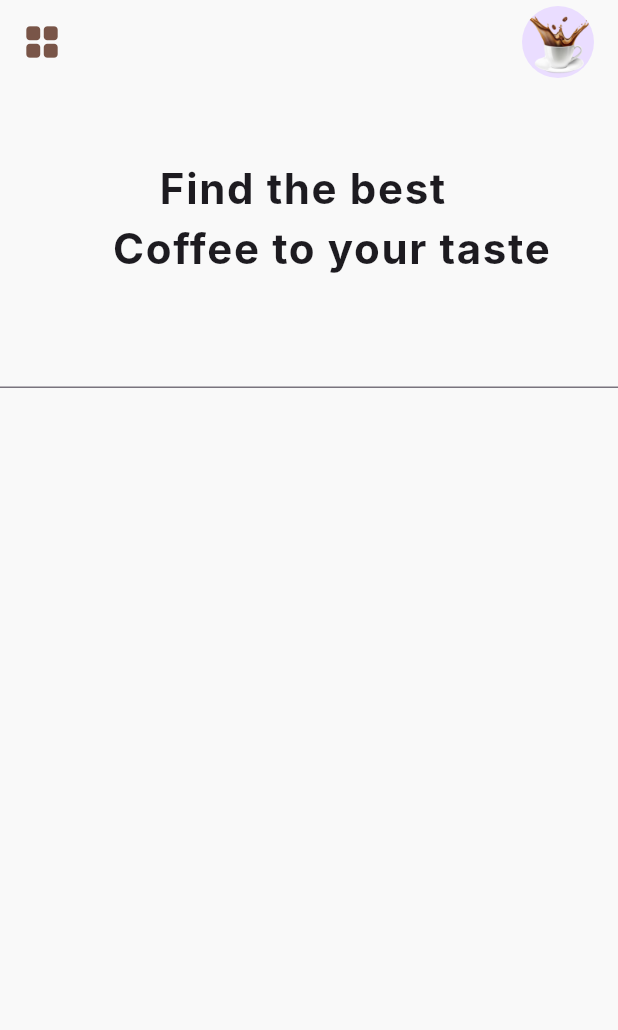
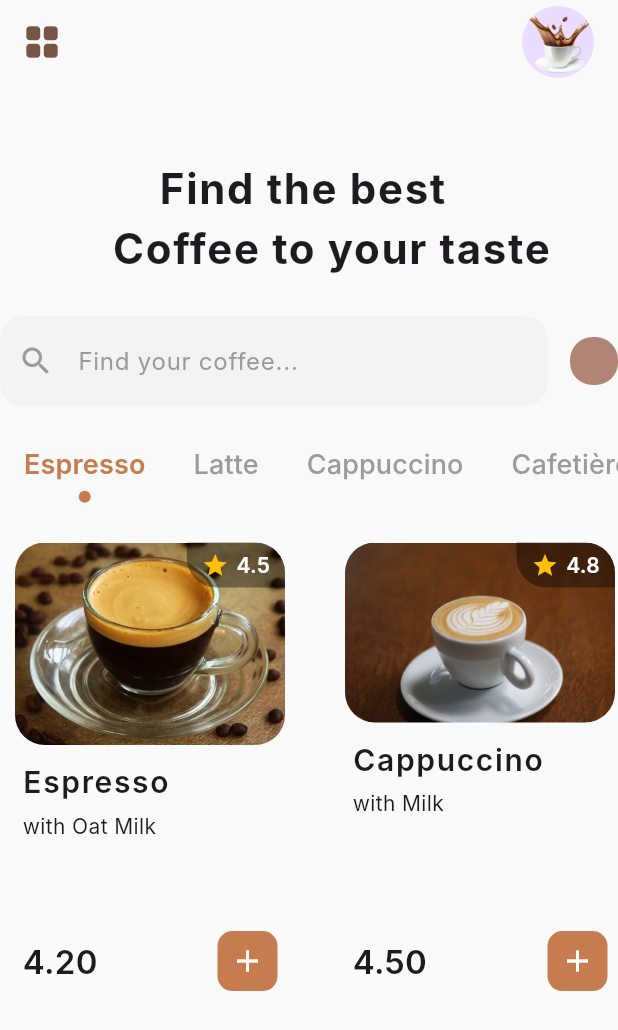
Before and after one commit to CSI-Trainees-25/soumya_2410208_apptask2, a Flutter app: the screen it shows after launch, after a tap on "Dive In ⟶", on a phone screen of 412 x 824 dp. Shown: the top 1030 px of the screen. Run offline on Flutter 3.47's test engine with Material 3 defaults, Android fonts, the phone set to English and light mode, and no system bars; Roboto replaces fonts that are missing (Inter).

Commit message:
created coffe cards

```diff
--- a/lib/Screens/cards.dart
+++ b/lib/Screens/cards.dart
@@ -25,7 +25,7 @@ class _coffeecardsState extends State<coffeecards> {
     return SingleChildScrollView(
       child: Container(
         width: 200,
-        height: 200,
+        height: 324,
         decoration: BoxDecoration(
           color: Colors.white10,
           borderRadius: BorderRadius.circular(25),
@@ -44,7 +44,7 @@ class _coffeecardsState extends State<coffeecards> {
                 ),
                 Positioned(
                   top: 10,
-                  left: 10,
+                  right: 10,
                   child: Container(
                     padding: const EdgeInsets.symmetric(
                       horizontal: 10,
@@ -53,8 +53,8 @@ class _coffeecardsState extends State<coffeecards> {
                     decoration: BoxDecoration(
                       color: Colors.black.withOpacity(0.4),
                       borderRadius: const BorderRadius.only(
-                        topLeft: Radius.circular(20),
-                        bottomRight: Radius.circular(20),
+                        topRight: Radius.circular(20),
+                        bottomLeft: Radius.circular(20),
                       ),
                     ),
                     child: Row(
--- /dev/null
+++ b/lib/Screens/clipper.dart
@@ -0,0 +1,12 @@
+import 'package:flutter/material.dart';
+
+class SearchClipper extends CustomClipper<Path> {
+  @override
+  Path getClip(Size size) {
+    // TODO: implement getClip
+    throw UnimplementedError();
+  }
+
+  @override
+  bool shouldReclip(covariant CustomClipper<Path> oldClipper) => false;
+}
--- a/lib/Screens/home_screen.dart
+++ b/lib/Screens/home_screen.dart
@@ -1,4 +1,5 @@
 import 'cards.dart';
+import 'clipper.dart';
 
 import 'package:flutter/material.dart';
 
@@ -9,7 +10,20 @@ class HomeScreen extends StatefulWidget {
   State<HomeScreen> createState() => _HomeScreenState();
 }
 
-class _HomeScreenState extends State<HomeScreen> {
+class _HomeScreenState extends State<HomeScreen> with TickerProviderStateMixin {
+  late final TabController _tabController;
+  @override
+  void initState() {
+    super.initState();
+    _tabController = TabController(length: 4, vsync: this);
+  }
+
+  @override
+  void dispose() {
+    _tabController.dispose();
+    super.dispose();
+  }
+
   @override
   Widget build(BuildContext context) {
     final screenHeight = MediaQuery.of(context).size.height;
@@ -60,13 +74,134 @@ class _HomeScreenState extends State<HomeScreen> {
             ),
             SizedBox(height: screenHeight * 0.03),
             _buildSearchBar(),
+            SizedBox(height: screenHeight * 0.02),
+            _buildCategoryBar(),
+            SizedBox(height: screenHeight * 0.02),
+            _buildCoffeeList(screenHeight),
           ],
         ),
       ),
     );
   }
 
-  _buildSearchBar() {
-    return Row(children: [Expanded(child: TextField())]);
+  Widget _buildSearchBar() {
+    return Row(
+      children: [
+        Expanded(
+          child: TextField(
+            decoration: InputDecoration(
+              hintText: 'Find your coffee...',
+              hintStyle: const TextStyle(color: Color(0xFF9B9B9B)),
+              prefixIcon: const Icon(Icons.search, color: Color(0xFF9B9B9B)),
+              filled: true,
+              fillColor: const Color(0xFFF3F3F3),
+              border: OutlineInputBorder(
+                borderRadius: BorderRadius.circular(15),
+                borderSide: BorderSide.none,
+              ),
+              contentPadding: const EdgeInsets.symmetric(vertical: 18),
+            ),
+          ),
+        ),
+        const SizedBox(width: 15),
+        Container(
+          padding: const EdgeInsets.all(16),
+          decoration: BoxDecoration(
+            color: const Color.fromARGB(255, 176, 133, 118),
+            borderRadius: BorderRadius.circular(15),
+          ),
+          child: ClipPath(clipper: SearchClipper()),
+        ),
+      ],
+    );
+  }
+
+  Widget _buildCoffeeList(double screenHeight) {
+    return SizedBox(
+      height: screenHeight * 0.38,
+      child: ListView(
+        scrollDirection: Axis.horizontal,
+        clipBehavior: Clip.none,
+        children: [
+          coffeecards(
+            imagepath: 'Assets/Images/image copy 2.png',
+            title: 'Espresso',
+            Subtitle: 'with Oat Milk',
+            price: '4.20',
+            Rating: '4.5',
+          ),
+          SizedBox(width: 20),
+          coffeecards(
+            imagepath: 'Assets/Images/image copy.png',
+            title: 'Cappuccino',
+            Subtitle: 'with Milk',
+            price: '4.50',
+            Rating: '4.8',
+          ),
+          SizedBox(width: 20),
+          coffeecards(
+            imagepath: 'Assets/Images/image.png',
+            title: 'Latte',
+            Subtitle: 'with Almond Milk',
+            price: '4.80',
+            Rating: '4.7',
+          ),
+        ],
+      ),
+    );
+  }
+
+  Widget _buildCategoryBar() {
+    return TabBar(
+      controller: _tabController,
+      isScrollable: true,
+      labelColor: const Color(0xFFC67C4E),
+      unselectedLabelColor: const Color(0xFF9B9B9B),
+      labelStyle: const TextStyle(fontSize: 18, fontWeight: FontWeight.w600),
+      unselectedLabelStyle: const TextStyle(
+        fontSize: 18,
+        fontWeight: FontWeight.w500,
+      ),
+      indicator: const CircleTabIndicator(color: Color(0xFFC67C4E), radius: 4),
+      indicatorPadding: const EdgeInsets.only(top: 10),
+      tabs: const [
+        Tab(text: 'Espresso'),
+        Tab(text: 'Latte'),
+        Tab(text: 'Cappuccino'),
+        Tab(text: 'Cafetière'),
+      ],
+
+      dividerColor: Colors.transparent,
+      tabAlignment: TabAlignment.start,
+    );
   }
 }
+
+class CircleTabIndicator extends Decoration {
+  final Color color;
+  final double radius;
+
+  const CircleTabIndicator({required this.color, required this.radius});
+
+  @override
+  BoxPainter createBoxPainter([VoidCallback? onChanged]) {
+    return _CirclePainter(color: color, radius: radius);
+  }
+}
+
+class _CirclePainter extends BoxPainter {
+  final Color color;
+  final double radius;
+
+  _CirclePainter({required this.color, required this.radius});
+
+  @override
+  void paint(Canvas canvas, Offset offset, ImageConfiguration configuration) {
+    final Paint paint = Paint()..color = color;
+    final Offset circleOffset = Offset(
+      configuration.size!.width / 2,
+      configuration.size!.height - radius,
+    );
+    canvas.drawCircle(offset + circleOffset, radius, paint);
+  }
+}
--- a/pubspec.yaml
+++ b/pubspec.yaml
@@ -59,7 +59,8 @@ flutter:
 
   # To add assets to your application, add an assets section, like this:
   assets:
-    - Assets/Images/Mask group.png
+    - Assets/Images/
+
   #   - images/a_dot_ham.jpeg
 
   # An image asset can refer to one or more resolution-specific "variants", see
```
Also changed, not shown: Assets/Images/image copy 2.png (added), Assets/Images/image copy.png (added), Assets/Images/image.png (added).
